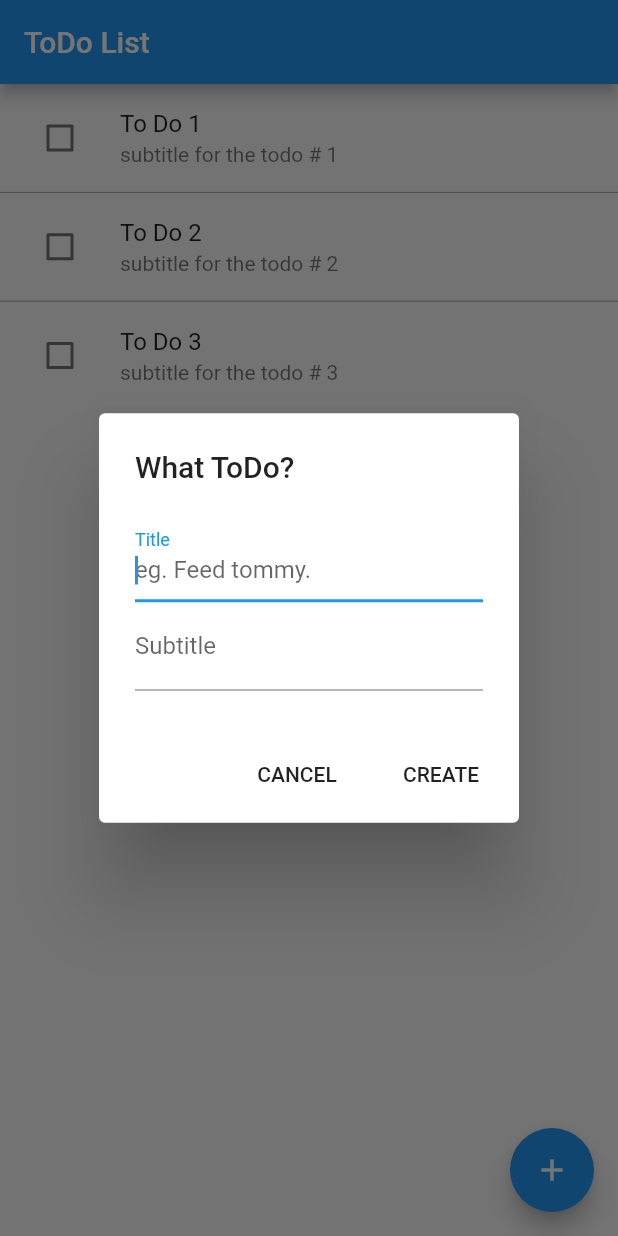
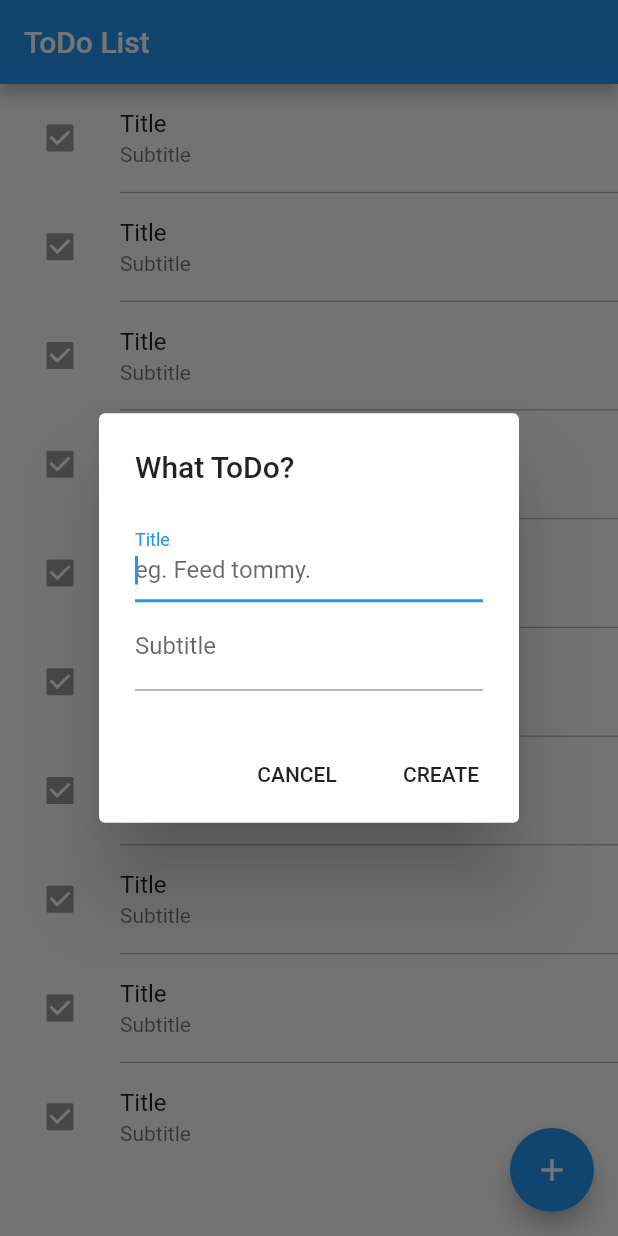
Before and after one commit to BhavsarDheeraj/todo_list, a Flutter app: the screen it shows after launch, after a tap on the "add" icon, on a phone screen of 412 x 824 dp. Run offline on Flutter 3.47's test engine with Material 2 defaults, Android fonts, the phone set to English and light mode, and no system bars.

Commit message:
Modelling UI Done

```diff
--- a/lib/pages/home_page.dart
+++ b/lib/pages/home_page.dart
@@ -1,6 +1,6 @@
 import 'package:flutter/material.dart';
-
-import 'package:todo_list/views/to_do_list_tile.dart';
+import 'package:todo_list/views/add_dialog.dart';
+import 'package:todo_list/views/todo_list.dart';
 
 class HomePage extends StatefulWidget {
   @override
@@ -8,86 +8,22 @@ class HomePage extends StatefulWidget {
 }
 
 class _HomePageState extends State<HomePage> {
-  Future<List<String>> _showAddToDoDialog(BuildContext context) async {
-    String todoTitle = '';
-    String todoSubtitle = '';
-    return showDialog<List<String>>(
-      context: context, // dialog is dismissible with a tap on the barrier
-      builder: (BuildContext context) {
-        return AlertDialog(
-          title: Text('What ToDo?'),
-          content: Column(
-            mainAxisSize: MainAxisSize.min,
-            children: <Widget>[
-              TextField(
-                autofocus: true,
-                decoration: InputDecoration(
-                    labelText: 'Title', hintText: 'eg. Feed tommy.'),
-                onChanged: (value) {
-                  todoTitle = value;
-                },
-              ),
-              TextField(
-                decoration: InputDecoration(
-                    labelText: 'Subtitle', hintText: 'eg. After 5 pm.'),
-                onChanged: (value) {
-                  todoSubtitle = value;
-                },
-              )
-            ],
-          ),
-          actions: <Widget>[
-            FlatButton(
-              child: Text('CANCEL'),
-              onPressed: () {
-                Navigator.of(context).pop();
-              },
-            ),
-            FlatButton(
-              child: Text('CREATE'),
-              onPressed: () {
-                Navigator.of(context).pop([todoTitle, todoSubtitle]);
-              },
-            ),
-          ],
-        );
-      },
-    );
-  }
-
   @override
   Widget build(BuildContext context) {
     return Scaffold(
       appBar: AppBar(
         title: Text('ToDo List'),
       ),
-      body: ListView.separated(
-        separatorBuilder: (context, index) => Divider(
-              color: Colors.grey,
-              height: 0.5,
-            ),
-        itemCount: 3,
-        itemBuilder: (BuildContext context, int index) {
-          return Dismissible(
-            key: Key('Key'),
-            // onDismissed: (direction) {
-            //   items.removeAt(index);
-            //   Scaffold.of(context).showSnackBar(SnackBar(
-            //     content: Text("Item dismissed"),
-            //   ));
-            // },
-            child: ToDoListTile(
-                'To Do ${index + 1}', 'subtitle for the todo # ${index + 1}'),
-          );
-        },
-      ),
+      // body: ToDoList(),
+      body: ToDoList(),
       floatingActionButton: FloatingActionButton(
-        onPressed: () async {
-          final List<String> todo = await _showAddToDoDialog(context);
-          print("ToDo: \nTitle: ${todo?.first}, Subtitle: ${todo?.last}");
-        },
+        onPressed: () => _openAddDialog(context),
         child: Icon(Icons.add),
       ),
     );
   }
+
+  _openAddDialog(BuildContext context) {
+    showDialog(context: context, builder: (context) => AddDialog());
+  }
 }
--- /dev/null
+++ b/lib/views/add_dialog.dart
@@ -0,0 +1,38 @@
+import 'package:flutter/material.dart';
+
+class AddDialog extends StatelessWidget {
+  @override
+  Widget build(BuildContext context) {
+    return AlertDialog(
+      title: Text('What ToDo?'),
+      content: Column(
+        mainAxisSize: MainAxisSize.min,
+        children: <Widget>[
+          TextField(
+            autofocus: true,
+            decoration: InputDecoration(
+                labelText: 'Title', hintText: 'eg. Feed tommy.'),
+          ),
+          TextField(
+            decoration: InputDecoration(
+                labelText: 'Subtitle', hintText: 'eg. After 5 pm.'),
+          )
+        ],
+      ),
+      actions: <Widget>[
+        FlatButton(
+          child: Text('CANCEL'),
+          onPressed: () {
+            Navigator.pop(context);
+          },
+        ),
+        FlatButton(
+          child: Text('CREATE'),
+          onPressed: () {
+            Navigator.pop(context);
+          },
+        ),
+      ],
+    );
+  }
+}
--- /dev/null
+++ b/lib/views/to_do_list_item.dart
@@ -0,0 +1,12 @@
+import 'package:flutter/material.dart';
+
+class ToDoListItem extends StatelessWidget {
+  @override
+  Widget build(BuildContext context) {
+    return new ListTile(
+      leading: Checkbox(value: true, onChanged: null),
+      title: Text('Title'),
+      subtitle: Text('Subtitle'),
+    );
+  }
+}
--- a/lib/views/to_do_list_tile.dart
+++ /dev/null
@@ -1,32 +0,0 @@
-import 'package:flutter/material.dart';
-
-class ToDoListTile extends StatefulWidget {
-  final String title;
-  final String subTitle;
-
-  var isCompleted = false;
-
-  ToDoListTile(this.title, this.subTitle);
-
-  @override
-  _ToDoListTileState createState() => _ToDoListTileState();
-}
-
-class _ToDoListTileState extends State<ToDoListTile> {
-  @override
-  Widget build(BuildContext context) {
-    return ListTile(
-      leading: Checkbox(
-        value: widget.isCompleted,
-        onChanged: (isChecked) {
-          setState(() {
-            widget.isCompleted = isChecked;
-          });
-          print('$isChecked');
-        },
-      ),
-      title: Text(widget.title),
-      subtitle: Text(widget.subTitle),
-    );
-  }
-}
--- /dev/null
+++ b/lib/views/todo_list.dart
@@ -0,0 +1,16 @@
+import 'package:flutter/material.dart';
+import 'package:todo_list/views/to_do_list_item.dart';
+
+class ToDoList extends StatelessWidget {
+  @override
+  Widget build(BuildContext context) {
+    return ListView.separated(
+        separatorBuilder: (context, index) => Divider(
+              color: Colors.grey,
+              height: 0.5,
+              indent: 80,
+            ),
+        itemCount: 10,
+        itemBuilder: (context, position) => ToDoListItem());
+  }
+}
--- a/pubspec.yaml
+++ b/pubspec.yaml
@@ -23,6 +23,7 @@ dependencies:
   # The following adds the Cupertino Icons font to your application.
   # Use with the CupertinoIcons class for iOS style icons.
   cupertino_icons: ^0.1.2
+  flutter_redux:
 
 dev_dependencies:
   flutter_test:
```
Also changed, not shown: pubspec.lock.
